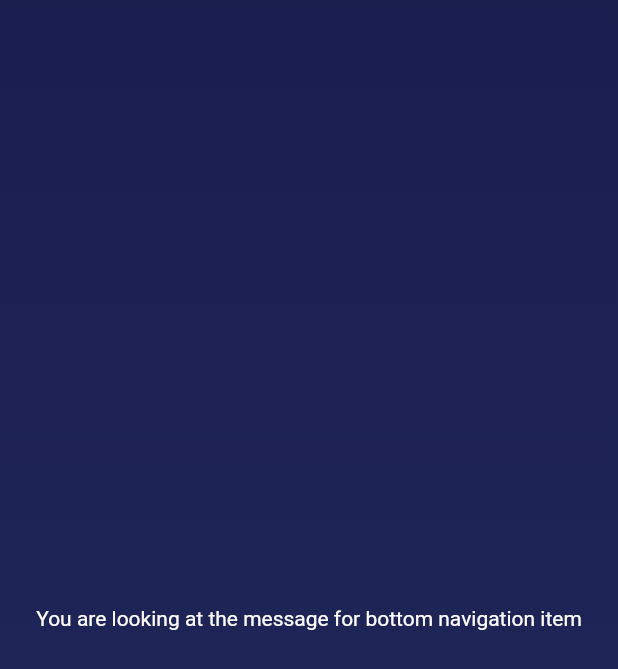
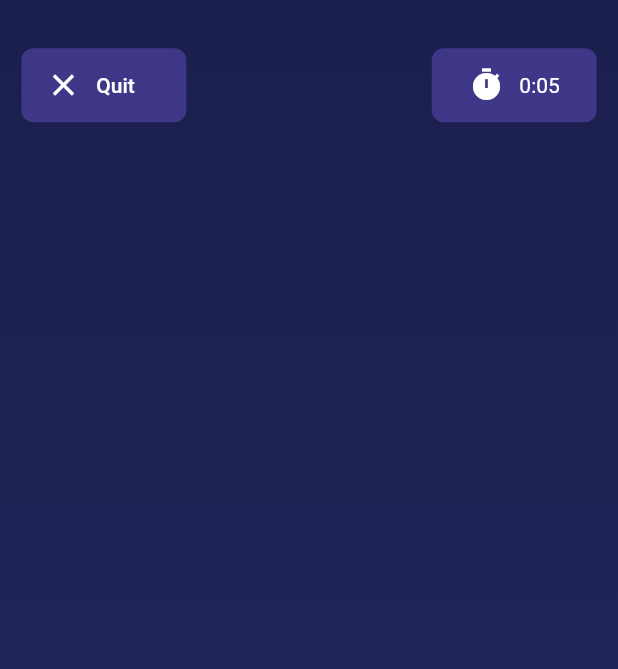
Before and after one commit to yagizdo/tictactoe-multiplayer-game, a Flutter app: the GameView screen opened by its route, on a phone screen of 412 x 824 dp. Shown: the top 669 px of the screen. Run offline on Flutter 3.47's test engine with Material 2 defaults, Android fonts, the phone set to English and light mode, and no system bars; our stand-ins replace easy_localization, flutter_screenutil, internet_connection_checker, lottie, page_transition.

Commit message:
added quit button and timer component

```diff
--- a/lib/constants/app_constants.dart
+++ b/lib/constants/app_constants.dart
@@ -1,5 +1,7 @@
 import 'package:flutter/material.dart';
 import 'package:flutter_screenutil/flutter_screenutil.dart';
+
+// Heights
 
 SizedBox height25 = SizedBox(
   height: 25.h,
@@ -42,3 +44,15 @@ SizedBox height56 = SizedBox(
 SizedBox height21 = SizedBox(
   height: 21.h,
 );
+
+// Gameview Quit button top padding
+SizedBox height26 = SizedBox(
+  height: 26.h,
+);
+
+// Widths
+
+// Gameview Timer - Quit button icon and text between padding
+SizedBox width9 = SizedBox(
+  width: 9.w,
+);
--- a/lib/view/game_view.dart
+++ b/lib/view/game_view.dart
@@ -1,23 +1,40 @@
 import 'package:flutter/material.dart';
+import 'package:flutter_screenutil/flutter_screenutil.dart';
+import 'package:tictactoe_multiplayer_game/constants/app_constants.dart';
 import 'package:tictactoe_multiplayer_game/widget/gradient_background.dart';
 
 import '../constants/app_theme.dart';
+import '../widget/game_view/quit_button.dart';
+import '../widget/game_view/timer_component.dart';
 
 class GameView extends StatelessWidget {
   const GameView({Key? key}) : super(key: key);
 
   @override
   Widget build(BuildContext context) {
-    return const Scaffold(
-        body: GradientBackground(
-      gradient: LinearGradient(
-          begin: Alignment.topCenter,
-          end: Alignment.bottomCenter,
-          colors: [linearColorOne, linearColorTwo]),
-      child: Center(
-        child:
-            Text('You are looking at the message for bottom navigation item'),
+    return Scaffold(
+      body: GradientBackground(
+        gradient: const LinearGradient(
+            begin: Alignment.topCenter,
+            end: Alignment.bottomCenter,
+            colors: [linearColorOne, linearColorTwo]),
+        child: Padding(
+          padding: EdgeInsets.symmetric(horizontal: 13.w),
+          child: Column(
+            children: [
+              height26,
+              // Quit button and Timer
+              Row(
+                mainAxisAlignment: MainAxisAlignment.spaceBetween,
+                children: const [
+                  QuitButton(),
+                  TimerComponent(),
+                ],
+              )
+            ],
+          ),
+        ),
       ),
-    ));
+    );
   }
 }
--- /dev/null
+++ b/lib/widget/game_view/quit_button.dart
@@ -0,0 +1,38 @@
+import 'package:flutter/material.dart';
+import 'package:flutter_screenutil/flutter_screenutil.dart';
+import 'package:tictactoe_multiplayer_game/constants/app_constants.dart';
+
+import '../../constants/app_theme.dart';
+
+class QuitButton extends StatelessWidget {
+  const QuitButton({Key? key}) : super(key: key);
+
+  @override
+  Widget build(BuildContext context) {
+    return SizedBox(
+      width: 100.w,
+      height: 40.h,
+      child: ElevatedButton(
+        style: ButtonStyle(
+          backgroundColor: MaterialStateProperty.all(
+            purple.withOpacity(0.5),
+          ),
+          elevation: MaterialStateProperty.all(0),
+          shape: MaterialStateProperty.all<RoundedRectangleBorder>(
+            RoundedRectangleBorder(
+              borderRadius: BorderRadius.circular(8),
+            ),
+          ),
+        ),
+        onPressed: () {},
+        child: Row(
+          children: [
+            const Icon(Icons.close),
+            width9,
+            const Text('Quit'),
+          ],
+        ),
+      ),
+    );
+  }
+}
--- /dev/null
+++ b/lib/widget/game_view/timer_component.dart
@@ -0,0 +1,32 @@
+import 'package:flutter/material.dart';
+import 'package:flutter_screenutil/flutter_screenutil.dart';
+
+import '../../constants/app_constants.dart';
+import '../../constants/app_theme.dart';
+
+class TimerComponent extends StatelessWidget {
+  const TimerComponent({Key? key}) : super(key: key);
+
+  @override
+  Widget build(BuildContext context) {
+    return Container(
+      alignment: Alignment.center,
+      width: 100.w,
+      height: 40.h,
+      decoration: BoxDecoration(
+        color: purple.withOpacity(0.5),
+        borderRadius: const BorderRadius.all(
+          Radius.circular(8),
+        ),
+      ),
+      child: Row(
+        mainAxisAlignment: MainAxisAlignment.center,
+        children: [
+          const Icon(Icons.timer),
+          width9,
+          const Text('0:05'),
+        ],
+      ),
+    );
+  }
+}
```
